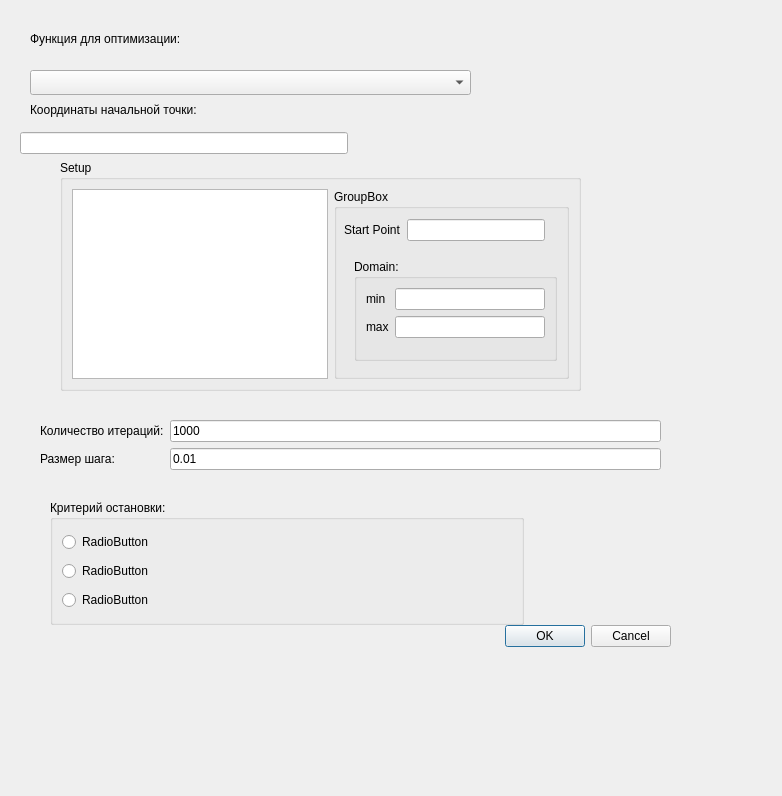
The window that dialogmodel.ui (braubergiag/GDG) describes before a commit, drawn with Qt 5.
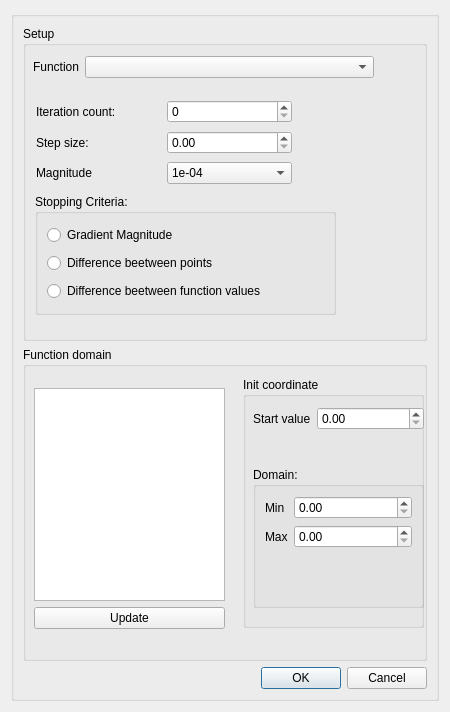
The same window after the commit.

Commit message: Changind Model class. Move functionLibrary to Model.

Diff of the .ui file:
```diff
--- a/dialogmodel.ui
+++ b/dialogmodel.ui
@@ -2,253 +2,753 @@
 <ui version="4.0">
  <class>DialogModel</class>
  <widget class="QDialog" name="DialogModel">
+  <property name="enabled">
+   <bool>true</bool>
+  </property>
   <property name="geometry">
    <rect>
     <x>0</x>
     <y>0</y>
-    <width>782</width>
-    <height>796</height>
+    <width>450</width>
+    <height>712</height>
    </rect>
   </property>
+  <property name="sizePolicy">
+   <sizepolicy hsizetype="MinimumExpanding" vsizetype="Fixed">
+    <horstretch>0</horstretch>
+    <verstretch>0</verstretch>
+   </sizepolicy>
+  </property>
+  <property name="minimumSize">
+   <size>
+    <width>400</width>
+    <height>700</height>
+   </size>
+  </property>
+  <property name="maximumSize">
+   <size>
+    <width>450</width>
+    <height>800</height>
+   </size>
+  </property>
   <property name="windowTitle">
    <string>Dialog</string>
   </property>
-  <widget class="QDialogButtonBox" name="buttonBox">
-   <property name="geometry">
-    <rect>
-     <x>330</x>
-     <y>620</y>
-     <width>341</width>
-     <height>32</height>
-    </rect>
-   </property>
-   <property name="orientation">
-    <enum>Qt::Horizontal</enum>
-   </property>
-   <property name="standardButtons">
-    <set>QDialogButtonBox::Cancel|QDialogButtonBox::Ok</set>
-   </property>
-  </widget>
-  <widget class="QLabel" name="label">
-   <property name="geometry">
-    <rect>
-     <x>30</x>
-     <y>30</y>
-     <width>291</width>
-     <height>17</height>
-    </rect>
-   </property>
-   <property name="text">
-    <string>Функция для оптимизации:</string>
-   </property>
-  </widget>
-  <widget class="QComboBox" name="comboBoxFunc">
-   <property name="geometry">
-    <rect>
-     <x>30</x>
-     <y>70</y>
-     <width>441</width>
-     <height>25</height>
-    </rect>
-   </property>
-  </widget>
-  <widget class="QLabel" name="label_2">
-   <property name="geometry">
-    <rect>
-     <x>30</x>
-     <y>100</y>
-     <width>331</width>
-     <height>20</height>
-    </rect>
-   </property>
-   <property name="text">
-    <string>Координаты начальной точки:</string>
-   </property>
-  </widget>
-  <widget class="QWidget" name="layoutWidget">
-   <property name="geometry">
-    <rect>
-     <x>20</x>
-     <y>130</y>
-     <width>328</width>
-     <height>27</height>
-    </rect>
-   </property>
-   <layout class="QHBoxLayout" name="horizontalLayout">
-    <item>
-     <widget class="QLineEdit" name="lineEdit_coords"/>
-    </item>
-   </layout>
-  </widget>
-  <widget class="QGroupBox" name="groupBox_2">
-   <property name="geometry">
-    <rect>
-     <x>60</x>
-     <y>160</y>
-     <width>521</width>
-     <height>231</height>
-    </rect>
-   </property>
-   <property name="title">
-    <string>Setup</string>
-   </property>
-   <layout class="QHBoxLayout" name="horizontalLayout_2">
-    <item>
-     <widget class="QListWidget" name="list_start_coords">
-      <property name="sizePolicy">
-       <sizepolicy hsizetype="Preferred" vsizetype="Expanding">
-        <horstretch>0</horstretch>
-        <verstretch>0</verstretch>
-       </sizepolicy>
-      </property>
-     </widget>
-    </item>
-    <item>
-     <widget class="QGroupBox" name="groupBox_4">
-      <property name="title">
-       <string>GroupBox</string>
-      </property>
-      <widget class="QWidget" name="formLayoutWidget_3">
-       <property name="geometry">
-        <rect>
-         <x>10</x>
-         <y>30</y>
-         <width>201</width>
-         <height>31</height>
-        </rect>
-       </property>
-       <layout class="QFormLayout" name="formLayout_3">
-        <item row="0" column="0">
-         <widget class="QLabel" name="startPointLabel">
-          <property name="text">
-           <string>Start Point</string>
-          </property>
-         </widget>
-        </item>
-        <item row="0" column="1">
-         <widget class="QLineEdit" name="startPointLineEdit"/>
-        </item>
-       </layout>
-      </widget>
-      <widget class="QGroupBox" name="groupBox_3">
-       <property name="geometry">
-        <rect>
-         <x>20</x>
-         <y>70</y>
-         <width>203</width>
-         <height>102</height>
-        </rect>
-       </property>
-       <property name="title">
-        <string>Domain:</string>
-       </property>
-       <layout class="QVBoxLayout" name="verticalLayout_2">
-        <item>
-         <layout class="QFormLayout" name="formLayout_2">
+  <layout class="QHBoxLayout" name="horizontalLayout">
+   <item>
+    <widget class="QGroupBox" name="groupBox_6">
+     <property name="sizePolicy">
+      <sizepolicy hsizetype="Ignored" vsizetype="Ignored">
+       <horstretch>0</horstretch>
+       <verstretch>0</verstretch>
+      </sizepolicy>
+     </property>
+     <property name="title">
+      <string/>
+     </property>
+     <layout class="QVBoxLayout" name="verticalLayout_5">
+      <item>
+       <widget class="QGroupBox" name="groupBox_5">
+        <property name="title">
+         <string>Setup</string>
+        </property>
+        <widget class="QGroupBox" name="groupBox">
+         <property name="geometry">
+          <rect>
+           <x>12</x>
+           <y>168</y>
+           <width>301</width>
+           <height>121</height>
+          </rect>
+         </property>
+         <property name="title">
+          <string>Stopping Criteria:</string>
+         </property>
+         <layout class="QVBoxLayout" name="verticalLayout">
+          <item>
+           <widget class="QRadioButton" name="rb_stop_1">
+            <property name="text">
+             <string>Gradient Magnitude</string>
+            </property>
+           </widget>
+          </item>
+          <item>
+           <widget class="QRadioButton" name="rb_stop_2">
+            <property name="text">
+             <string>Difference beetween points</string>
+            </property>
+           </widget>
+          </item>
+          <item>
+           <widget class="QRadioButton" name="rb_stop_3">
+            <property name="text">
+             <string>Difference beetween function values</string>
+            </property>
+           </widget>
+          </item>
+         </layout>
+        </widget>
+        <widget class="QWidget" name="formLayoutWidget">
+         <property name="geometry">
+          <rect>
+           <x>10</x>
+           <y>30</y>
+           <width>341</width>
+           <height>31</height>
+          </rect>
+         </property>
+         <layout class="QFormLayout" name="formLayout">
           <item row="0" column="0">
-           <widget class="QLabel" name="minLabel">
+           <widget class="QLabel" name="functionToOptimizeLabel">
             <property name="text">
-             <string>min</string>
+             <string>Function</string>
             </property>
            </widget>
           </item>
           <item row="0" column="1">
-           <widget class="QLineEdit" name="minLineEdit"/>
+           <widget class="QComboBox" name="comboBoxFunc"/>
+          </item>
+         </layout>
+        </widget>
+        <widget class="QWidget" name="layoutWidget">
+         <property name="geometry">
+          <rect>
+           <x>13</x>
+           <y>72</y>
+           <width>256</width>
+           <height>91</height>
+          </rect>
+         </property>
+         <layout class="QGridLayout" name="gridLayout">
+          <item row="0" column="0">
+           <widget class="QLabel" name="label_5">
+            <property name="palette">
+             <palette>
+              <active>
+               <colorrole role="WindowText">
+                <brush brushstyle="SolidPattern">
+                 <color alpha="255">
+                  <red>0</red>
+                  <green>0</green>
+                  <blue>0</blue>
+                 </color>
+                </brush>
+               </colorrole>
+               <colorrole role="Button">
+                <brush brushstyle="SolidPattern">
+                 <color alpha="255">
+                  <red>238</red>
+                  <green>238</green>
+                  <blue>236</blue>
+                 </color>
+                </brush>
+               </colorrole>
+               <colorrole role="Light">
+                <brush brushstyle="SolidPattern">
+                 <color alpha="255">
+                  <red>255</red>
+                  <green>255</green>
+                  <blue>255</blue>
+                 </color>
+                </brush>
+               </colorrole>
+               <colorrole role="Midlight">
+                <brush brushstyle="SolidPattern">
+                 <color alpha="255">
+                  <red>246</red>
+                  <green>246</green>
+                  <blue>245</blue>
+                 </color>
+                </brush>
+               </colorrole>
+               <colorrole role="Dark">
+                <brush brushstyle="SolidPattern">
+                 <color alpha="255">
+                  <red>119</red>
+                  <green>119</green>
+                  <blue>118</blue>
+                 </color>
+                </brush>
+               </colorrole>
+               <colorrole role="Mid">
+                <brush brushstyle="SolidPattern">
+                 <color alpha="255">
+                  <red>159</red>
+                  <green>159</green>
+                  <blue>157</blue>
+                 </color>
+                </brush>
+               </colorrole>
+               <colorrole role="Text">
+                <brush brushstyle="SolidPattern">
+                 <color alpha="255">
+                  <red>0</red>
+                  <green>0</green>
+                  <blue>0</blue>
+                 </color>
+                </brush>
+               </colorrole>
+               <colorrole role="BrightText">
+                <brush brushstyle="SolidPattern">
+                 <color alpha="255">
+                  <red>255</red>
+                  <green>255</green>
+                  <blue>255</blue>
+                 </color>
+                </brush>
+               </colorrole>
+               <colorrole role="ButtonText">
+                <brush brushstyle="SolidPattern">
+                 <color alpha="255">
+                  <red>0</red>
+                  <green>0</green>
+                  <blue>0</blue>
+                 </color>
+                </brush>
+               </colorrole>
+               <colorrole role="Base">
+                <brush brushstyle="SolidPattern">
+                 <color alpha="255">
+                  <red>255</red>
+                  <green>255</green>
+                  <blue>255</blue>
+                 </color>
+                </brush>
+               </colorrole>
+               <colorrole role="Window">
+                <brush brushstyle="SolidPattern">
+                 <color alpha="255">
+                  <red>238</red>
+                  <green>238</green>
+                  <blue>236</blue>
+                 </color>
+                </brush>
+               </colorrole>
+               <colorrole role="Shadow">
+                <brush brushstyle="SolidPattern">
+                 <color alpha="255">
+                  <red>0</red>
+                  <green>0</green>
+                  <blue>0</blue>
+                 </color>
+                </brush>
+               </colorrole>
+               <colorrole role="AlternateBase">
+                <brush brushstyle="SolidPattern">
+                 <color alpha="255">
+                  <red>246</red>
+                  <green>246</green>
+                  <blue>245</blue>
+                 </color>
+                </brush>
+               </colorrole>
+               <colorrole role="ToolTipBase">
+                <brush brushstyle="SolidPattern">
+                 <color alpha="255">
+                  <red>255</red>
+                  <green>255</green>
+                  <blue>220</blue>
+                 </color>
+                </brush>
+               </colorrole>
+               <colorrole role="ToolTipText">
+                <brush brushstyle="SolidPattern">
+                 <color alpha="255">
+                  <red>0</red>
+                  <green>0</green>
+                  <blue>0</blue>
+                 </color>
+                </brush>
+               </colorrole>
+              </active>
+              <inactive>
+               <colorrole role="WindowText">
+                <brush brushstyle="SolidPattern">
+                 <color alpha="255">
+                  <red>0</red>
+                  <green>0</green>
+                  <blue>0</blue>
+                 </color>
+                </brush>
+               </colorrole>
+               <colorrole role="Button">
+                <brush brushstyle="SolidPattern">
+                 <color alpha="255">
+                  <red>239</red>
+                  <green>239</green>
+                  <blue>239</blue>
+                 </color>
+                </brush>
+               </colorrole>
+               <colorrole role="Light">
+                <brush brushstyle="SolidPattern">
+                 <color alpha="255">
+                  <red>255</red>
+                  <green>255</green>
+                  <blue>255</blue>
+                 </color>
+                </brush>
+               </colorrole>
+               <colorrole role="Midlight">
+                <brush brushstyle="SolidPattern">
+                 <color alpha="255">
+                  <red>202</red>
+                  <green>202</green>
+                  <blue>202</blue>
+                 </color>
+                </brush>
+               </colorrole>
+               <colorrole role="Dark">
+                <brush brushstyle="SolidPattern">
+                 <color alpha="255">
+                  <red>159</red>
+                  <green>159</green>
+                  <blue>159</blue>
+                 </color>
+                </brush>
+               </colorrole>
+               <colorrole role="Mid">
+                <brush brushstyle="SolidPattern">
+                 <color alpha="255">
+                  <red>184</red>
+                  <green>184</green>
+                  <blue>184</blue>
+                 </color>
+                </brush>
+               </colorrole>
+               <colorrole role="Text">
+                <brush brushstyle="SolidPattern">
+                 <color alpha="255">
+                  <red>0</red>
+                  <green>0</green>
+                  <blue>0</blue>
+                 </color>
+                </brush>
+               </colorrole>
+               <colorrole role="BrightText">
+                <brush brushstyle="SolidPattern">
+                 <color alpha="255">
+                  <red>255</red>
+                  <green>255</green>
+                  <blue>255</blue>
+                 </color>
+                </brush>
+               </colorrole>
+               <colorrole role="ButtonText">
+                <brush brushstyle="SolidPattern">
+                 <color alpha="255">
+                  <red>0</red>
+                  <green>0</green>
+                  <blue>0</blue>
+                 </color>
+                </brush>
+               </colorrole>
+               <colorrole role="Base">
+                <brush brushstyle="SolidPattern">
+                 <color alpha="255">
+                  <red>255</red>
+                  <green>255</green>
+                  <blue>255</blue>
+                 </color>
+                </brush>
+               </colorrole>
+               <colorrole role="Window">
+                <brush brushstyle="SolidPattern">
+                 <color alpha="255">
+                  <red>239</red>
+                  <green>239</green>
+                  <blue>239</blue>
+                 </color>
+                </brush>
+               </colorrole>
+               <colorrole role="Shadow">
+                <brush brushstyle="SolidPattern">
+                 <color alpha="255">
+                  <red>118</red>
+                  <green>118</green>
+                  <blue>118</blue>
+                 </color>
+                </brush>
+               </colorrole>
+               <colorrole role="AlternateBase">
+                <brush brushstyle="SolidPattern">
+                 <color alpha="255">
+                  <red>247</red>
+                  <green>247</green>
+                  <blue>247</blue>
+                 </color>
+                </brush>
+               </colorrole>
+               <colorrole role="ToolTipBase">
+                <brush brushstyle="SolidPattern">
+                 <color alpha="255">
+                  <red>255</red>
+                  <green>255</green>
+                  <blue>220</blue>
+                 </color>
+                </brush>
+               </colorrole>
+               <colorrole role="ToolTipText">
+                <brush brushstyle="SolidPattern">
+                 <color alpha="255">
+                  <red>0</red>
+                  <green>0</green>
+                  <blue>0</blue>
+                 </color>
+                </brush>
+               </colorrole>
+              </inactive>
+              <disabled>
+               <colorrole role="WindowText">
+                <brush brushstyle="SolidPattern">
+                 <color alpha="255">
+                  <red>119</red>
+                  <green>119</green>
+                  <blue>118</blue>
+                 </color>
+                </brush>
+               </colorrole>
+               <colorrole role="Button">
+                <brush brushstyle="SolidPattern">
+                 <color alpha="255">
+                  <red>238</red>
+                  <green>238</green>
+                  <blue>236</blue>
+                 </color>
+                </brush>
+               </colorrole>
+               <colorrole role="Light">
+                <brush brushstyle="SolidPattern">
+                 <color alpha="255">
+                  <red>255</red>
+                  <green>255</green>
+                  <blue>255</blue>
+                 </color>
+                </brush>
+               </colorrole>
+               <colorrole role="Midlight">
+                <brush brushstyle="SolidPattern">
+                 <color alpha="255">
+                  <red>246</red>
+                  <green>246</green>
+                  <blue>245</blue>
+                 </color>
+                </brush>
+               </colorrole>
+               <colorrole role="Dark">
+                <brush brushstyle="SolidPattern">
+                 <color alpha="255">
+                  <red>119</red>
+                  <green>119</green>
+                  <blue>118</blue>
+                 </color>
+                </brush>
+               </colorrole>
+               <colorrole role="Mid">
+                <brush brushstyle="SolidPattern">
+                 <color alpha="255">
+                  <red>159</red>
+                  <green>159</green>
+                  <blue>157</blue>
+                 </color>
+                </brush>
+               </colorrole>
+               <colorrole role="Text">
+                <brush brushstyle="SolidPattern">
+                 <color alpha="255">
+                  <red>119</red>
+                  <green>119</green>
+                  <blue>118</blue>
+                 </color>
+                </brush>
+               </colorrole>
+               <colorrole role="BrightText">
+                <brush brushstyle="SolidPattern">
+                 <color alpha="255">
+                  <red>255</red>
+                  <green>255</green>
+                  <blue>255</blue>
+                 </color>
+                </brush>
+               </colorrole>
+               <colorrole role="ButtonText">
+                <brush brushstyle="SolidPattern">
+                 <color alpha="255">
+                  <red>119</red>
+                  <green>119</green>
+                  <blue>118</blue>
+                 </color>
+                </brush>
+               </colorrole>
+               <colorrole role="Base">
+                <brush brushstyle="SolidPattern">
+                 <color alpha="255">
+                  <red>238</red>
+                  <green>238</green>
+                  <blue>236</blue>
+                 </color>
+                </brush>
+               </colorrole>
+               <colorrole role="Window">
+                <brush brushstyle="SolidPattern">
+                 <color alpha="255">
+                  <red>238</red>
+                  <green>238</green>
+                  <blue>236</blue>
+                 </color>
+                </brush>
+               </colorrole>
+               <colorrole role="Shadow">
+                <brush brushstyle="SolidPattern">
+                 <color alpha="255">
+                  <red>177</red>
+                  <green>177</green>
+                  <blue>177</blue>
+                 </color>
+                </brush>
+               </colorrole>
+               <colorrole role="AlternateBase">
+                <brush brushstyle="SolidPattern">
+                 <color alpha="255">
+                  <red>247</red>
+                  <green>247</green>
+                  <blue>247</blue>
+                 </color>
+                </brush>
+               </colorrole>
+               <colorrole role="ToolTipBase">
+                <brush brushstyle="SolidPattern">
+                 <color alpha="255">
+                  <red>255</red>
+                  <green>255</green>
+                  <blue>220</blue>
+                 </color>
+                </brush>
+               </colorrole>
+               <colorrole role="ToolTipText">
+                <brush brushstyle="SolidPattern">
+                 <color alpha="255">
+                  <red>0</red>
+                  <green>0</green>
+                  <blue>0</blue>
+                 </color>
+                </brush>
+               </colorrole>
+              </disabled>
+             </palette>
+            </property>
+            <property name="text">
+             <string>Iteration count:</string>
+            </property>
+           </widget>
           </item>
           <item row="1" column="0">
-           <widget class="QLabel" name="maxLabel">
+           <widget class="QLabel" name="label_6">
             <property name="text">
-             <string>max</string>
+             <string>Step size: </string>
+            </property>
+           </widget>
+          </item>
+          <item row="2" column="0">
+           <widget class="QLabel" name="magnitudeLabel">
+            <property name="text">
+             <string>Magnitude</string>
             </property>
            </widget>
           </item>
           <item row="1" column="1">
-           <widget class="QLineEdit" name="maxLineEdit"/>
+           <widget class="QDoubleSpinBox" name="sb_alpha"/>
           </item>
+          <item row="0" column="1">
+           <widget class="QSpinBox" name="sb_iterCount"/>
+          </item>
+          <item row="2" column="1">
+           <widget class="QComboBox" name="cb_magnitude">
+            <item>
+             <property name="text">
+              <string>1e-04</string>
+             </property>
+            </item>
+            <item>
+             <property name="text">
+              <string>1e-05</string>
+             </property>
+            </item>
+            <item>
+             <property name="text">
+              <string>1e-06</string>
+             </property>
+            </item>
+            <item>
+             <property name="text">
+              <string>1e-07</string>
+             </property>
+            </item>
+            <item>
+             <property name="text">
+              <string>1e-08</string>
+             </property>
+            </item>
+            <item>
+             <property name="text">
+              <string>1e-09</string>
+             </property>
+            </item>
+            <item>
+             <property name="text">
+              <string>1e-10</string>
+             </property>
+            </item>
+            <item>
+             <property name="text">
+              <string>1e-11</string>
+             </property>
+            </item>
+            <item>
+             <property name="text">
+              <string>1e-12</string>
+             </property>
+            </item>
+            <item>
+             <property name="text">
+              <string>1e-13</string>
+             </property>
+            </item>
+            <item>
+             <property name="text">
+              <string>1e-14</string>
+             </property>
+            </item>
+           </widget>
+          </item>
          </layout>
-        </item>
-       </layout>
-      </widget>
-     </widget>
-    </item>
-   </layout>
-  </widget>
-  <widget class="QWidget" name="formLayoutWidget">
-   <property name="geometry">
-    <rect>
-     <x>40</x>
-     <y>420</y>
-     <width>621</width>
-     <height>71</height>
-    </rect>
-   </property>
-   <layout class="QFormLayout" name="formLayout">
-    <item row="0" column="0">
-     <widget class="QLabel" name="label_5">
-      <property name="text">
-       <string>Количество итераций:</string>
-      </property>
-     </widget>
-    </item>
-    <item row="0" column="1">
-     <widget class="QLineEdit" name="lineEdit_iterCount">
-      <property name="text">
-       <string>1000</string>
-      </property>
-     </widget>
-    </item>
-    <item row="1" column="0">
-     <widget class="QLabel" name="label_6">
-      <property name="text">
-       <string>Размер шага:</string>
-      </property>
-     </widget>
-    </item>
-    <item row="1" column="1">
-     <widget class="QLineEdit" name="lineEdit_4">
-      <property name="text">
-       <string>0.01</string>
-      </property>
-     </widget>
-    </item>
-   </layout>
-  </widget>
-  <widget class="QGroupBox" name="groupBox">
-   <property name="geometry">
-    <rect>
-     <x>50</x>
-     <y>500</y>
-     <width>474</width>
-     <height>125</height>
-    </rect>
-   </property>
-   <property name="title">
-    <string>Критерий остановки:</string>
-   </property>
-   <layout class="QVBoxLayout" name="verticalLayout">
-    <item>
-     <widget class="QRadioButton" name="rb_stop_1">
-      <property name="text">
-       <string>RadioButton</string>
-      </property>
-     </widget>
-    </item>
-    <item>
-     <widget class="QRadioButton" name="rb_stop_2">
-      <property name="text">
-       <string>RadioButton</string>
-      </property>
-     </widget>
-    </item>
-    <item>
-     <widget class="QRadioButton" name="rb_stop_3">
-      <property name="text">
-       <string>RadioButton</string>
-      </property>
-     </widget>
-    </item>
-   </layout>
-  </widget>
+        </widget>
+       </widget>
+      </item>
+      <item>
+       <widget class="QGroupBox" name="groupBox_2">
+        <property name="title">
+         <string>Function domain</string>
+        </property>
+        <widget class="QGroupBox" name="groupBox_4">
+         <property name="geometry">
+          <rect>
+           <x>220</x>
+           <y>30</y>
+           <width>181</width>
+           <height>251</height>
+          </rect>
+         </property>
+         <property name="title">
+          <string>Init coordinate</string>
+         </property>
+         <widget class="QWidget" name="formLayoutWidget_3">
+          <property name="geometry">
+           <rect>
+            <x>10</x>
+            <y>30</y>
+            <width>171</width>
+            <height>31</height>
+           </rect>
+          </property>
+          <layout class="QFormLayout" name="formLayout_3">
+           <item row="0" column="0">
+            <widget class="QLabel" name="startValueLabel">
+             <property name="text">
+              <string>Start value</string>
+             </property>
+            </widget>
+           </item>
+           <item row="0" column="1">
+            <widget class="QDoubleSpinBox" name="startValueDoubleSpinBox"/>
+           </item>
+          </layout>
+         </widget>
+         <widget class="QGroupBox" name="groupBox_3">
+          <property name="geometry">
+           <rect>
+            <x>10</x>
+            <y>90</y>
+            <width>171</width>
+            <height>141</height>
+           </rect>
+          </property>
+          <property name="title">
+           <string>Domain:</string>
+          </property>
+          <layout class="QVBoxLayout" name="verticalLayout_2">
+           <item>
+            <layout class="QFormLayout" name="formLayout_2">
+             <item row="0" column="0">
+              <widget class="QLabel" name="minLabel">
+               <property name="text">
+                <string>Min</string>
+               </property>
+              </widget>
+             </item>
+             <item row="0" column="1">
+              <widget class="QDoubleSpinBox" name="minDoubleSpinBox"/>
+             </item>
+             <item row="1" column="0">
+              <widget class="QLabel" name="maxLabel">
+               <property name="text">
+                <string>Max</string>
+               </property>
+              </widget>
+             </item>
+             <item row="1" column="1">
+              <widget class="QDoubleSpinBox" name="maxDoubleSpinBox"/>
+             </item>
+            </layout>
+           </item>
+          </layout>
+         </widget>
+        </widget>
+        <widget class="QWidget" name="layoutWidget">
+         <property name="geometry">
+          <rect>
+           <x>11</x>
+           <y>41</y>
+           <width>191</width>
+           <height>241</height>
+          </rect>
+         </property>
+         <layout class="QVBoxLayout" name="verticalLayout_3">
+          <item>
+           <widget class="QListWidget" name="list_start_coords">
+            <property name="sizePolicy">
+             <sizepolicy hsizetype="Preferred" vsizetype="Expanding">
+              <horstretch>0</horstretch>
+              <verstretch>0</verstretch>
+             </sizepolicy>
+            </property>
+           </widget>
+          </item>
+          <item>
+           <widget class="QPushButton" name="btn_save">
+            <property name="text">
+             <string>Update</string>
+            </property>
+           </widget>
+          </item>
+         </layout>
+        </widget>
+       </widget>
+      </item>
+      <item>
+       <widget class="QDialogButtonBox" name="buttonBox">
+        <property name="orientation">
+         <enum>Qt::Horizontal</enum>
+        </property>
+        <property name="standardButtons">
+         <set>QDialogButtonBox::Cancel|QDialogButtonBox::Ok</set>
+        </property>
+       </widget>
+      </item>
+     </layout>
+    </widget>
+   </item>
+  </layout>
  </widget>
  <resources/>
  <connections>
```
Left out of the diff: 2 changed lines with no effect on the pictures. The commit also changes 11 other files.
